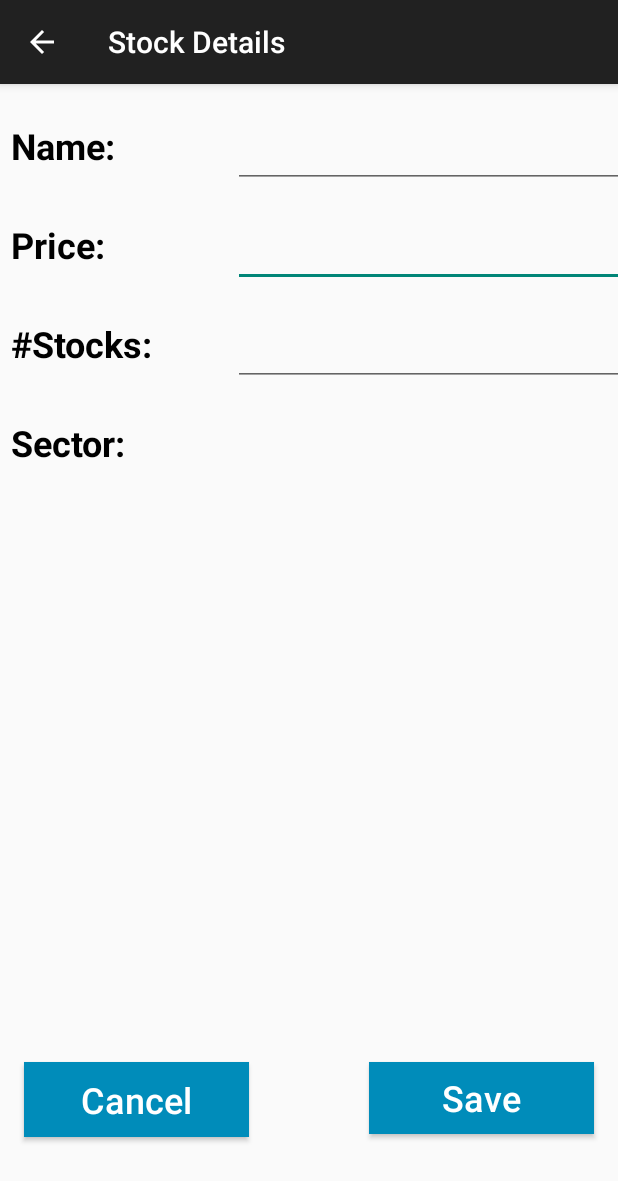
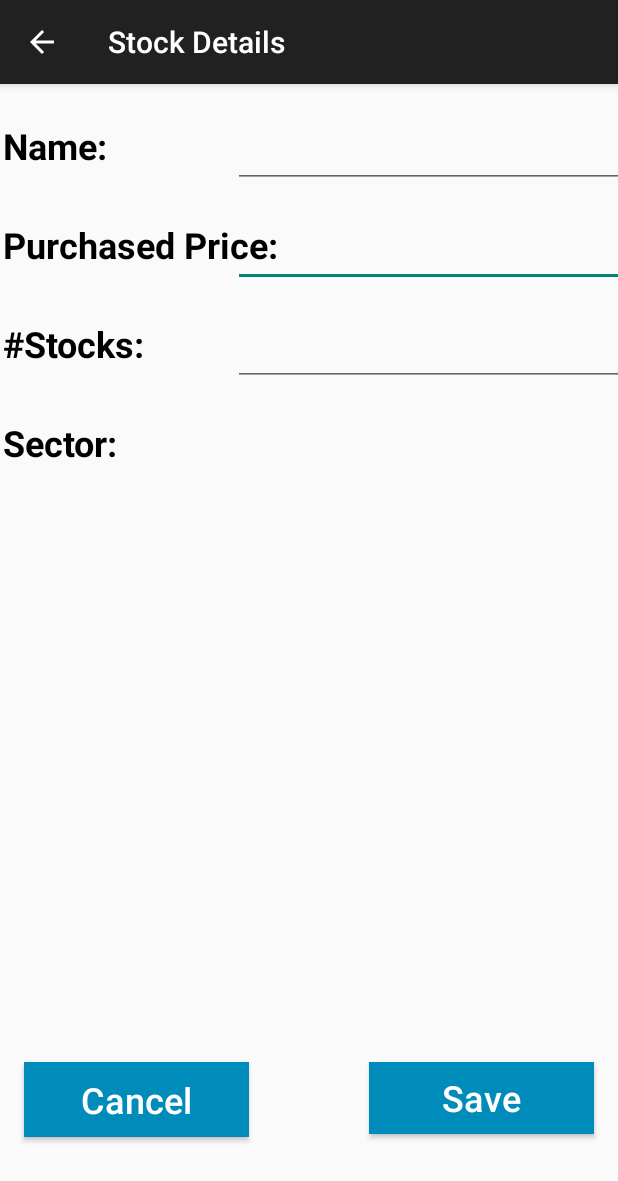
Before and after one commit to AHS-AU/SMAP_StockMonitor, an Android app: the EditActivity screen opened directly, with no data from a screen before it, on a phone screen of 412 x 824 dp. Shown: the top 1181 px of the screen. Run offline under Robolectric (Android 15) with nearby library versions, the phone set to English and light mode, and no system bars; 5 statements that could not run were skipped.

Commit message:
StockService updates properly in Overview/Details - Improved EditActivity TextViews to wrap_content
* Next:
Make StockService work in EditActivity

```diff
--- a/app/src/main/java/com/example/admin/stockmonitor/Utilities/Services/StockService.java
+++ b/app/src/main/java/com/example/admin/stockmonitor/Utilities/Services/StockService.java
@@ -30,7 +30,7 @@ public class StockService extends Service {
     // Variables
     private final IBinder mBinder = new LocalBinder();
     private boolean isRunning = false;
-    private static final long mServiceInterval = 120*1000;  // 2 min service interval
+    private static final long mServiceInterval = 10*1000;  // 2 min service interval
     private StockBroadcastReceiver mStockBroadcastReceiver = new StockBroadcastReceiver();
     private StockIntentFilter mIntentFilter = new StockIntentFilter();
     BookRepository mBookRepository = new BookRepository();
@@ -54,7 +54,7 @@ public class StockService extends Service {
     public Book getStock(String symbol){
         Book mBook = mBookRepository.GetBookBySymbol(getApplicationContext(),symbol);
         if(mBook != null){
-            Log.d(TAG, "getStock() found Book with Symbol = " + mBook.getSymbol());
+            Log.d(TAG, "getStock() found Book with Symbol = " + mBook.getSymbol() + " and price = " + mBook.getLatestPrice());
             return mBook;
         }
         Log.d(TAG, "getStock() no Book with matched symbol = " + symbol + " was found");
--- a/app/src/main/java/com/example/admin/stockmonitor/Utilities/SharedConstants.java
+++ b/app/src/main/java/com/example/admin/stockmonitor/Utilities/SharedConstants.java
@@ -31,9 +31,6 @@ public final class SharedConstants {
     public static final String IEXTRADING_STOCK_API_KEY = "c49a5a1d9ce7452c824a7eed76552e65";
 
     // API CALLS
-    public static final String IEXTRADING_STOCK_API_CALL =
-            "https://api.iextrading.com/1.0/stock/" + "ATVI"  + "/book/" + IEXTRADING_STOCK_API_KEY;
-
     public String getApiUrl(String symbol){
         return ("https://api.iextrading.com/1.0/stock/" + symbol  + "/book/" + IEXTRADING_STOCK_API_KEY);
     }
--- a/app/src/main/res/layout-land/activity_edit.xml
+++ b/app/src/main/res/layout-land/activity_edit.xml
@@ -46,13 +46,13 @@
         android:textSize="@dimen/txtNormalSize"
         android:textStyle="bold"
         app:layout_constraintEnd_toStartOf="@+id/guideline6"
-        app:layout_constraintHorizontal_bias="0.5"
+        app:layout_constraintHorizontal_bias="0.15"
         app:layout_constraintStart_toStartOf="parent"
         app:layout_constraintTop_toTopOf="parent" />
 
     <TextView
         android:id="@+id/txtPrice2"
-        android:layout_width="@dimen/txtMediumWidth"
+        android:layout_width="wrap_content"
         android:layout_height="@dimen/txtMediumHeight"
         android:layout_marginTop="16dp"
         android:gravity="center_vertical|clip_vertical"
@@ -64,7 +64,7 @@
 
     <TextView
         android:id="@+id/txtStocks2"
-        android:layout_width="@dimen/txtMediumWidth"
+        android:layout_width="wrap_content"
         android:layout_height="@dimen/txtMediumHeight"
         android:layout_marginTop="16dp"
         android:gravity="center_vertical|clip_vertical"
@@ -76,10 +76,10 @@
 
     <TextView
         android:id="@+id/txtSector2"
-        android:layout_width="@dimen/txtMediumWidth"
+        android:layout_width="wrap_content"
         android:layout_height="@dimen/txtMediumHeight"
+        android:layout_marginTop="16dp"
         android:layout_marginBottom="16dp"
-        android:layout_marginTop="16dp"
         android:gravity="center_vertical|clip_vertical"
         android:text="@string/sector"
         android:textSize="@dimen/txtNormalSize"
--- a/app/src/main/res/layout/activity_edit.xml
+++ b/app/src/main/res/layout/activity_edit.xml
@@ -55,13 +55,13 @@
         android:textSize="@dimen/txtNormalSize"
         android:textStyle="bold"
         app:layout_constraintEnd_toStartOf="@+id/guideline6"
-        app:layout_constraintHorizontal_bias="0.5"
+        app:layout_constraintHorizontal_bias="0.15"
         app:layout_constraintStart_toStartOf="parent"
         app:layout_constraintTop_toTopOf="parent" />
 
     <TextView
         android:id="@+id/txtPrice2"
-        android:layout_width="@dimen/txtMediumWidth"
+        android:layout_width="wrap_content"
         android:layout_height="@dimen/txtMediumHeight"
         android:layout_marginTop="16dp"
         android:gravity="center_vertical|clip_vertical"
@@ -73,7 +73,7 @@
 
     <TextView
         android:id="@+id/txtStocks2"
-        android:layout_width="@dimen/txtMediumWidth"
+        android:layout_width="wrap_content"
         android:layout_height="@dimen/txtMediumHeight"
         android:layout_marginTop="16dp"
         android:gravity="center_vertical|clip_vertical"
@@ -85,7 +85,7 @@
 
     <TextView
         android:id="@+id/txtSector2"
-        android:layout_width="@dimen/txtMediumWidth"
+        android:layout_width="wrap_content"
         android:layout_height="@dimen/txtMediumHeight"
         android:layout_marginTop="16dp"
         android:gravity="center_vertical|clip_vertical"
--- a/app/src/main/res/values/strings.xml
+++ b/app/src/main/res/values/strings.xml
@@ -5,7 +5,7 @@
     <string name="purchase">Purchased at:\u0020</string>
     <string name="btnOverview1">Details</string>
     <string name="name">Name:</string>
-    <string name="price">Price:</string>
+    <string name="price">Purchased Price:</string>
     <string name="numStocks">#Stocks:</string>
     <string name="sector">Sector:</string>
     <string name="btnBack">Back</string>
```
Also changed, not shown: app/src/main/java/com/example/admin/stockmonitor/DetailsActivity.java (+40 -13 lines), app/src/main/java/com/example/admin/stockmonitor/OverviewActivity.java (+13 -11 lines), app/src/main/res/layout/activity_details.xml (+5 -5 lines), 1 other file.
